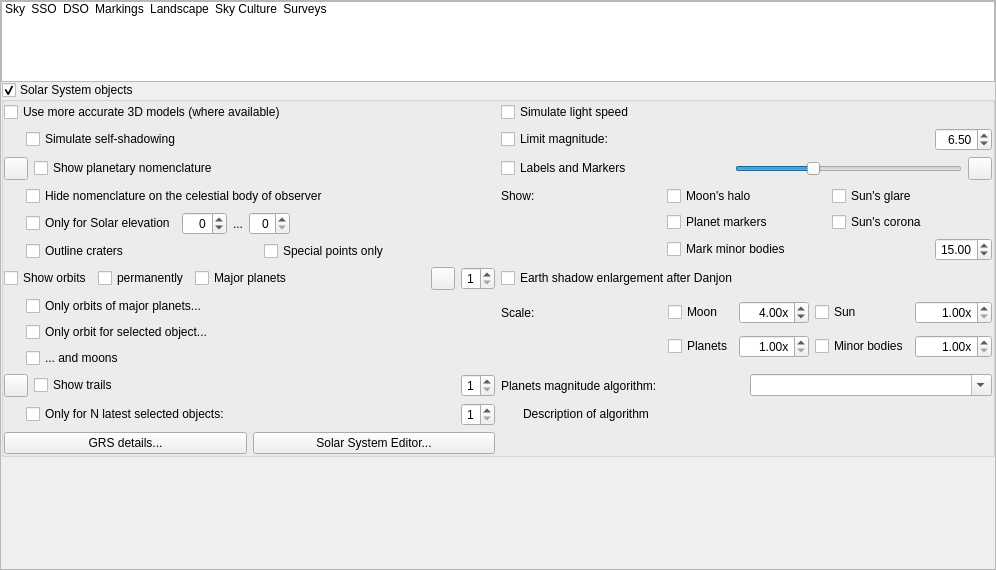
This is src/gui/viewDialog.ui in Stellarium/stellarium as Qt 5 draws it before an edit. The edited form follows.
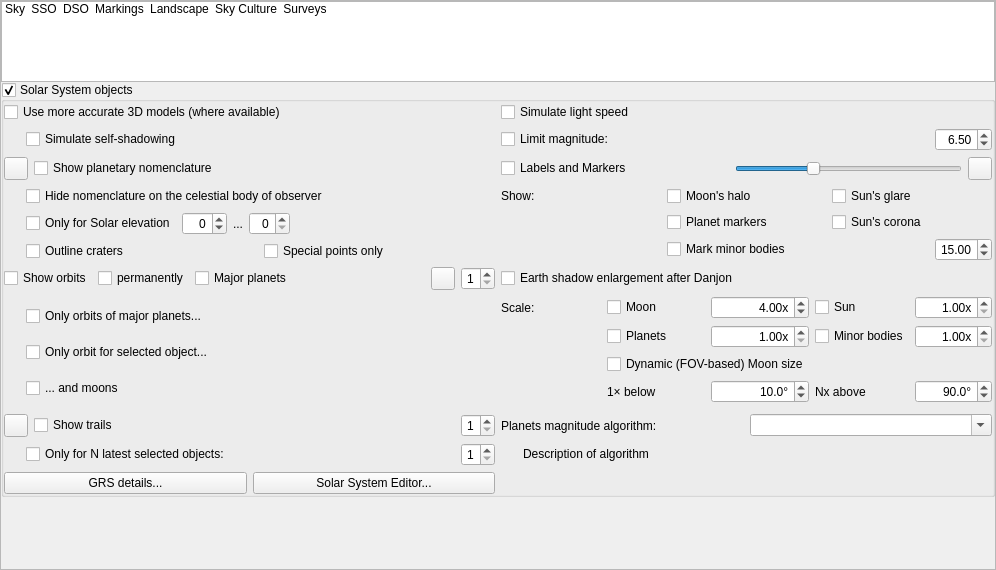
This is the edited form. The open tabs and pages were chosen to show the change. Icons and pictures are not drawn. Custom widgets are drawn as their Qt base class.

Commit message: FOV-dependent Moon enlargement (#4806)

Patch:
```diff
--- a/src/gui/viewDialog.ui
+++ b/src/gui/viewDialog.ui
@@ -1677,6 +1677,92 @@
                  </property>
                 </widget>
                </item>
+               <item row="2" column="2" colspan="2">
+                <widget class="QCheckBox" name="moonScaleDynamicCheckBox">
+                 <property name="toolTip">
+                  <string>When enabled, the Moon scales smoothly between 1× (natural size) at the minimum FOV and the configured scale factor at the maximum FOV. Outside those bounds the scale is held constant.</string>
+                 </property>
+                 <property name="text">
+                  <string>Dynamic (FOV-based) Moon size</string>
+                 </property>
+                </widget>
+               </item>
+               <item row="3" column="2">
+                <widget class="QLabel" name="moonScaleMinFovLabel">
+                 <property name="toolTip">
+                  <string>FOV at and below which the Moon is drawn at 1× (natural) size.</string>
+                 </property>
+                 <property name="text">
+                  <string>1× below</string>
+                 </property>
+                </widget>
+               </item>
+               <item row="3" column="3">
+                <widget class="QDoubleSpinBox" name="moonScaleMinFovSpinBox">
+                 <property name="toolTip">
+                  <string>FOV at and below which the Moon is drawn at 1× (natural) size.</string>
+                 </property>
+                 <property name="alignment">
+                  <set>Qt::AlignRight|Qt::AlignTrailing|Qt::AlignVCenter</set>
+                 </property>
+                 <property name="suffix">
+                  <string>°</string>
+                 </property>
+                 <property name="decimals">
+                  <number>1</number>
+                 </property>
+                 <property name="minimum">
+                  <double>0.5</double>
+                 </property>
+                 <property name="maximum">
+                  <double>89.0</double>
+                 </property>
+                 <property name="singleStep">
+                  <double>1.0</double>
+                 </property>
+                 <property name="value">
+                  <double>10.0</double>
+                 </property>
+                </widget>
+               </item>
+               <item row="3" column="4">
+                <widget class="QLabel" name="moonScaleMaxFovLabel">
+                 <property name="toolTip">
+                  <string>FOV at and above which the Moon is drawn at the configured scale factor.</string>
+                 </property>
+                 <property name="text">
+                  <string>Nx above</string>
+                 </property>
+                </widget>
+               </item>
+               <item row="3" column="5">
+                <widget class="QDoubleSpinBox" name="moonScaleMaxFovSpinBox">
+                 <property name="toolTip">
+                  <string>FOV at and above which the Moon is drawn at the configured scale factor.</string>
+                 </property>
+                 <property name="alignment">
+                  <set>Qt::AlignRight|Qt::AlignTrailing|Qt::AlignVCenter</set>
+                 </property>
+                 <property name="suffix">
+                  <string>°</string>
+                 </property>
+                 <property name="decimals">
+                  <number>1</number>
+                 </property>
+                 <property name="minimum">
+                  <double>1.0</double>
+                 </property>
+                 <property name="maximum">
+                  <double>180.0</double>
+                 </property>
+                 <property name="singleStep">
+                  <double>1.0</double>
+                 </property>
+                 <property name="value">
+                  <double>90.0</double>
+                 </property>
+                </widget>
+               </item>
                <item row="0" column="1">
                 <spacer name="horizontalSpacer_17">
                  <property name="orientation">
```
The commit also changes 6 other files.
